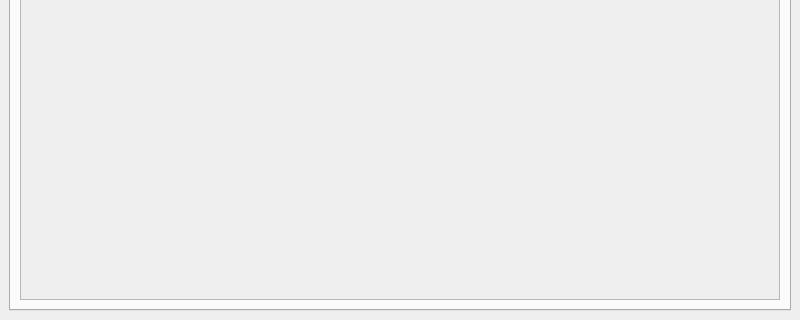
mintos5/pmuToFPGA, file gui/main_window.ui: the form before one commit; both pictures show x 0 to 800 and y 330 to 650 of the 800 by 650 pixel window.
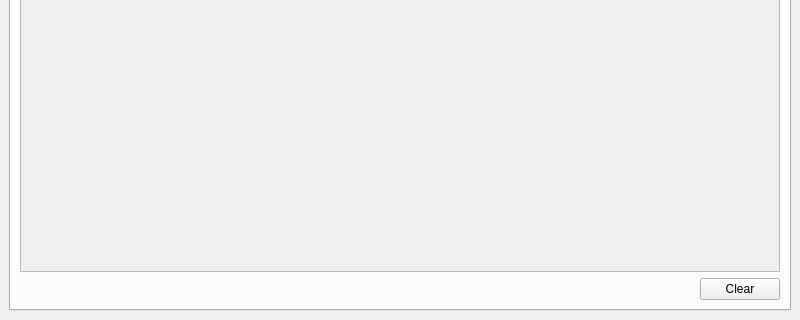
The form after the commit. The open tabs and pages were chosen to show the change.

Diff of the .ui file:
```diff
--- a/gui/main_window.ui
+++ b/gui/main_window.ui
@@ -260,6 +260,30 @@
           </property>
          </widget>
         </item>
+        <item>
+         <layout class="QHBoxLayout" name="horizontalLayout_2">
+          <item>
+           <spacer name="horizontalSpacer_3">
+            <property name="orientation">
+             <enum>Qt::Horizontal</enum>
+            </property>
+            <property name="sizeHint" stdset="0">
+             <size>
+              <width>40</width>
+              <height>20</height>
+             </size>
+            </property>
+           </spacer>
+          </item>
+          <item>
+           <widget class="QPushButton" name="pushButton_3">
+            <property name="text">
+             <string>Clear</string>
+            </property>
+           </widget>
+          </item>
+         </layout>
+        </item>
        </layout>
       </widget>
      </widget>
```
Left out of the diff: 32 changed lines with no effect on the pictures.
